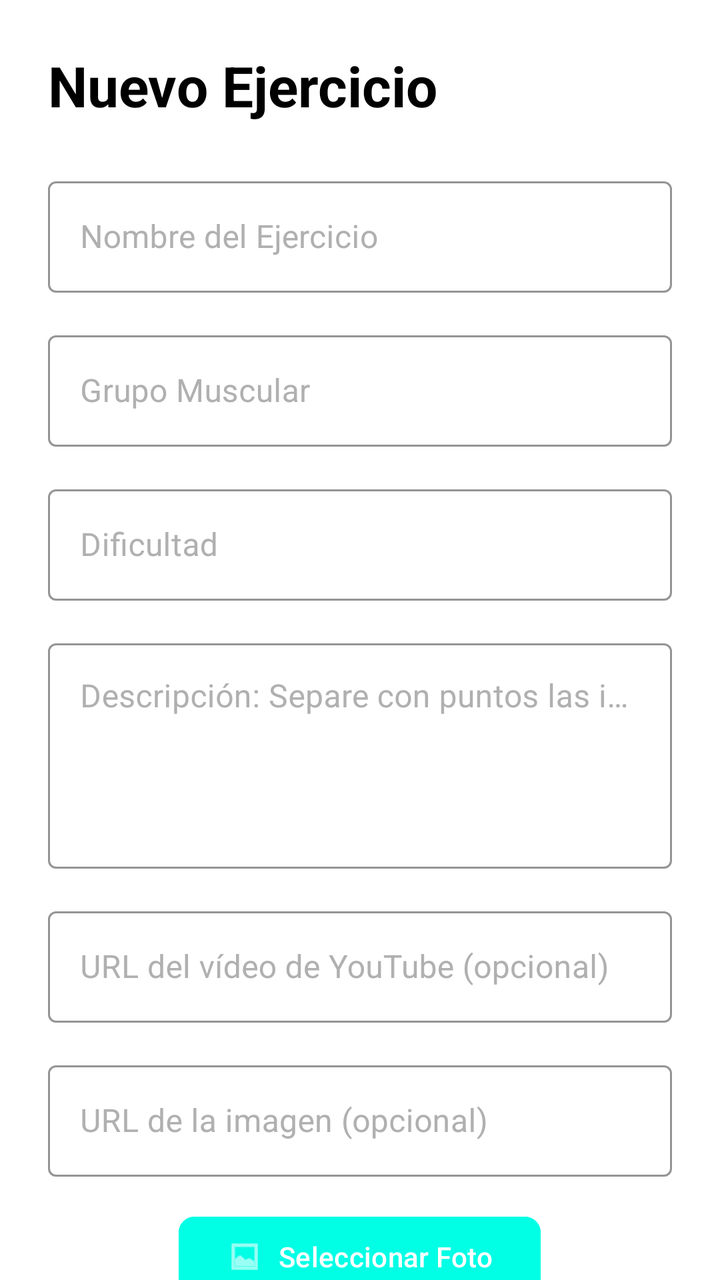
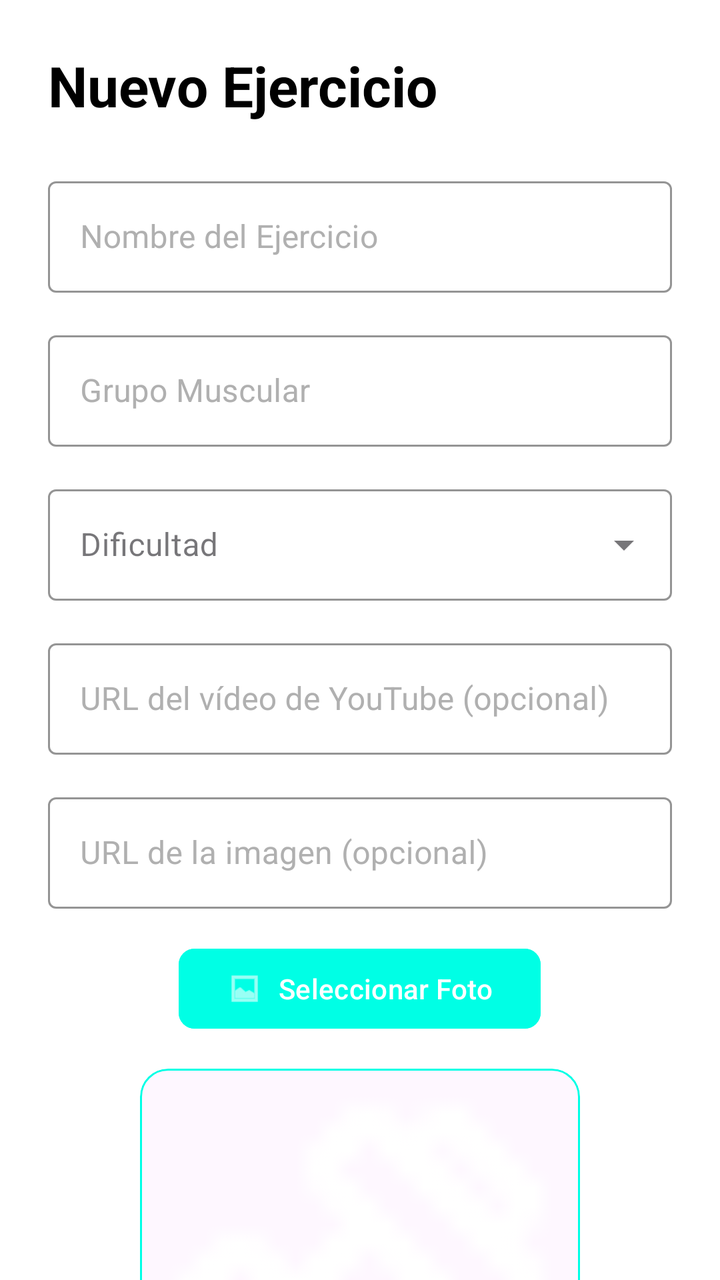

Before-and-after screenshots of an Android layout around one commit, followed by the original layout XML and the change that was made.
<!-- AndroidManifest.xml: application theme Theme.FitJourney -->
<!-- res/layout/fragment_form_exercise.xml -->
<?xml version="1.0" encoding="utf-8"?>
<androidx.core.widget.NestedScrollView xmlns:android="http://schemas.android.com/apk/res/android"
    xmlns:app="http://schemas.android.com/apk/res-auto"
    xmlns:tools="http://schemas.android.com/tools"
    android:layout_width="match_parent"
    android:layout_height="match_parent"
    android:background="@color/fondo"
    android:fillViewport="true">

    <androidx.constraintlayout.widget.ConstraintLayout
        android:layout_width="match_parent"
        android:layout_height="wrap_content"
        android:padding="24dp">

        <TextView
            android:id="@+id/tvFormTitle"
            android:layout_width="wrap_content"
            android:layout_height="wrap_content"
            android:text="@string/new_exercise"
            android:textColor="@color/text"
            android:textSize="28sp"
            android:textStyle="bold"
            app:layout_constraintStart_toStartOf="parent"
            app:layout_constraintTop_toTopOf="parent" />

        <com.google.android.material.textfield.TextInputLayout
            android:id="@+id/tilName"
            style="@style/Widget.MaterialComponents.TextInputLayout.OutlinedBox"
            android:layout_width="match_parent"
            android:layout_height="wrap_content"
            android:layout_marginTop="24dp"
            android:hint="@string/exercise_name"
            android:textColorHint="#B0B0B0"
            app:boxStrokeColor="@color/mainazul"
            app:hintTextColor="@color/mainazul"
            app:layout_constraintTop_toBottomOf="@id/tvFormTitle">

            <com.google.android.material.textfield.TextInputEditText
                android:id="@+id/etName"
                android:layout_width="match_parent"
                android:layout_height="wrap_content"
                android:inputType="textCapSentences"
                android:textColor="@color/text" />
        </com.google.android.material.textfield.TextInputLayout>

        <com.google.android.material.textfield.TextInputLayout
            android:id="@+id/tilMuscle"
            style="@style/Widget.MaterialComponents.TextInputLayout.OutlinedBox"
            android:layout_width="match_parent"
            android:layout_height="wrap_content"
            android:layout_marginTop="16dp"
            android:hint="@string/muscle_group"
            android:textColorHint="#B0B0B0"
            app:boxStrokeColor="@color/mainazul"
            app:hintTextColor="@color/mainazul"
            app:layout_constraintTop_toBottomOf="@id/tilName">

            <com.google.android.material.textfield.TextInputEditText
                android:id="@+id/etMuscle"
                android:layout_width="match_parent"
                android:layout_height="wrap_content"
                android:inputType="textCapWords"
                android:textColor="@color/text" />
        </com.google.android.material.textfield.TextInputLayout>

        <com.google.android.material.textfield.TextInputLayout
            android:id="@+id/tilDifficulty"
            style="@style/Widget.MaterialComponents.TextInputLayout.OutlinedBox"
            android:layout_width="match_parent"
            android:layout_height="wrap_content"
            android:layout_marginTop="16dp"
            android:hint="@string/difficulty"
            android:textColorHint="#B0B0B0"
            app:boxStrokeColor="@color/mainazul"
            app:hintTextColor="@color/mainazul"
            app:layout_constraintTop_toBottomOf="@id/tilMuscle">

            <com.google.android.material.textfield.TextInputEditText
                android:id="@+id/etDifficulty"
                android:layout_width="match_parent"
                android:layout_height="wrap_content"
                android:inputType="textCapWords"
                android:textColor="@color/text" />
        </com.google.android.material.textfield.TextInputLayout>

        <com.google.android.material.textfield.TextInputLayout
            android:id="@+id/tilDescription"
            style="@style/Widget.MaterialComponents.TextInputLayout.OutlinedBox"
            android:layout_width="match_parent"
            android:layout_height="wrap_content"
            android:layout_marginTop="16dp"
            android:hint="@string/description"
            android:textColorHint="#B0B0B0"
            app:boxStrokeColor="@color/mainazul"
            app:hintTextColor="@color/mainazul"
            app:layout_constraintTop_toBottomOf="@id/tilDifficulty">

            <com.google.android.material.textfield.TextInputEditText
                android:id="@+id/etDescription"
                android:layout_width="match_parent"
                android:layout_height="wrap_content"
                android:gravity="top"
                android:inputType="textMultiLine"
                android:minLines="4"
                android:textColor="@color/text" />
        </com.google.android.material.textfield.TextInputLayout>

        <com.google.android.material.textfield.TextInputLayout
            android:id="@+id/tilVideoUrl"
            style="@style/Widget.MaterialComponents.TextInputLayout.OutlinedBox"
            android:layout_width="match_parent"
            android:layout_height="wrap_content"
            android:layout_marginTop="16dp"
            android:hint="URL del vídeo de YouTube (opcional)"
            android:textColorHint="#B0B0B0"
            app:boxStrokeColor="@color/mainazul"
            app:hintTextColor="@color/mainazul"
            app:layout_constraintTop_toBottomOf="@id/tilDescription">

            <com.google.android.material.textfield.TextInputEditText
                android:id="@+id/etVideoUrl"
                android:layout_width="match_parent"
                android:layout_height="wrap_content"
                android:inputType="textUri"
                android:textColor="@color/text" />
        </com.google.android.material.textfield.TextInputLayout>

        <com.google.android.material.textfield.TextInputLayout
            android:id="@+id/tilImageUrl"
            style="@style/Widget.MaterialComponents.TextInputLayout.OutlinedBox"
            android:layout_width="match_parent"
            android:layout_height="wrap_content"
            android:layout_marginTop="16dp"
            android:hint="URL de la imagen (opcional)"
            android:textColorHint="#B0B0B0"
            app:boxStrokeColor="@color/mainazul"
            app:hintTextColor="@color/mainazul"
            app:layout_constraintTop_toBottomOf="@id/tilVideoUrl">

            <com.google.android.material.textfield.TextInputEditText
                android:id="@+id/etImageUrl"
                android:layout_width="match_parent"
                android:layout_height="wrap_content"
                android:inputType="textUri"
                android:textColor="@color/text" />
        </com.google.android.material.textfield.TextInputLayout>

        <LinearLayout
            android:id="@+id/layoutImage"
            android:layout_width="match_parent"
            android:layout_height="wrap_content"
            android:layout_marginTop="16dp"
            android:gravity="center"
            android:orientation="vertical"
            app:layout_constraintTop_toBottomOf="@id/tilImageUrl">

            <com.google.android.material.button.MaterialButton
                android:id="@+id/btnSelectImage"
                android:layout_width="wrap_content"
                android:layout_height="wrap_content"
                android:backgroundTint="@color/mainazul"
                android:text="@string/choose_photo"
                app:cornerRadius="8dp"
                app:icon="@android:drawable/ic_menu_gallery" />

            <com.google.android.material.card.MaterialCardView
                android:layout_width="220dp"
                android:layout_height="220dp"
                android:layout_marginTop="16dp"
                app:cardCornerRadius="14dp"
                app:cardElevation="0dp"
                app:strokeColor="@color/mainazul"
                app:strokeWidth="1dp">

                <ImageView
                    android:id="@+id/ivPreview"
                    android:layout_width="match_parent"
                    android:layout_height="match_parent"
                    android:background="?attr/colorSurface"
                    android:scaleType="centerCrop"
                    android:src="@drawable/ic_ejercicios" />
            </com.google.android.material.card.MaterialCardView>
        </LinearLayout>

        <com.google.android.material.button.MaterialButton
            android:id="@+id/btnSave"
            android:layout_width="match_parent"
            android:layout_height="60dp"
            android:layout_marginTop="32dp"
            android:layout_marginBottom="16dp"
            android:backgroundTint="@color/mainrosa"
            android:text="@string/save"
            android:textColor="@color/text"
            android:textSize="16sp"
            android:textStyle="bold"
            app:cornerRadius="12dp"
            app:layout_constraintBottom_toBottomOf="parent"
            app:layout_constraintTop_toBottomOf="@id/layoutImage"
            app:layout_constraintVertical_bias="1.0" />

    </androidx.constraintlayout.widget.ConstraintLayout>
</androidx.core.widget.NestedScrollView>
<!-- resources referenced by this layout -->
<resources>
  <color name="fondo">#FFFFFF</color>
  <color name="mainazul">#00FFE5</color>
  <color name="mainrosa">#FF00DD</color>
  <color name="text">#000000</color>
  <!-- drawable ic_ejercicios: png bitmap (drawable, 567 bytes) -->
  <string name="choose_photo">Seleccionar Foto</string>
  <string name="description">Descripción: Separe con puntos las instrucciones</string>
  <string name="difficulty">Dificultad</string>
  <string name="exercise_name">Nombre del Ejercicio</string>
  <string name="muscle_group">Grupo Muscular</string>
  <string name="new_exercise">Nuevo Ejercicio</string>
  <string name="save">Guardar</string>
  <style name="Theme.FitJourney" parent="Base.Theme.FitJourney">
  
          <item name="android:statusBarColor">@color/fondo</item>
  
          <item name="android:windowLightStatusBar">true</item>
  
      </style>
  <style name="Base.Theme.FitJourney" parent="Theme.Material3.DayNight.NoActionBar">
  
      </style>
</resources>

<!-- the commit's change to res/layout/fragment_form_exercise.xml (unified diff, before → after) -->
@@ -65,57 +65,34 @@
 
         <com.google.android.material.textfield.TextInputLayout
             android:id="@+id/tilDifficulty"
-            style="@style/Widget.MaterialComponents.TextInputLayout.OutlinedBox"
+            style="@style/Widget.MaterialComponents.TextInputLayout.OutlinedBox.ExposedDropdownMenu"
             android:layout_width="match_parent"
             android:layout_height="wrap_content"
             android:layout_marginTop="16dp"
             android:hint="@string/difficulty"
-            android:textColorHint="#B0B0B0"
             app:boxStrokeColor="@color/mainazul"
             app:hintTextColor="@color/mainazul"
             app:layout_constraintTop_toBottomOf="@id/tilMuscle">
 
-            <com.google.android.material.textfield.TextInputEditText
-                android:id="@+id/etDifficulty"
-                android:layout_width="match_parent"
-                android:layout_height="wrap_content"
-                android:inputType="textCapWords"
-                android:textColor="@color/text" />
-        </com.google.android.material.textfield.TextInputLayout>
-
-        <com.google.android.material.textfield.TextInputLayout
-            android:id="@+id/tilDescription"
-            style="@style/Widget.MaterialComponents.TextInputLayout.OutlinedBox"
-            android:layout_width="match_parent"
-            android:layout_height="wrap_content"
-            android:layout_marginTop="16dp"
-            android:hint="@string/description"
+            <AutoCompleteTextView
+                android:id="@+id/actvDifficulty"
+                android:layout_width="match_parent"
+                android:layout_height="wrap_content"
+                android:inputType="none"
+                android:textColor="@color/text" />
+        </com.google.android.material.textfield.TextInputLayout>
+
+        <com.google.android.material.textfield.TextInputLayout
+            android:id="@+id/tilVideoUrl"
+            style="@style/Widget.MaterialComponents.TextInputLayout.OutlinedBox"
+            android:layout_width="match_parent"
+            android:layout_height="wrap_content"
+            android:layout_marginTop="16dp"
+            android:hint="URL del vídeo de YouTube (opcional)"
             android:textColorHint="#B0B0B0"
             app:boxStrokeColor="@color/mainazul"
             app:hintTextColor="@color/mainazul"
             app:layout_constraintTop_toBottomOf="@id/tilDifficulty">
-
-            <com.google.android.material.textfield.TextInputEditText
-                android:id="@+id/etDescription"
-                android:layout_width="match_parent"
-                android:layout_height="wrap_content"
-                android:gravity="top"
-                android:inputType="textMultiLine"
-                android:minLines="4"
-                android:textColor="@color/text" />
-        </com.google.android.material.textfield.TextInputLayout>
-
-        <com.google.android.material.textfield.TextInputLayout
-            android:id="@+id/tilVideoUrl"
-            style="@style/Widget.MaterialComponents.TextInputLayout.OutlinedBox"
-            android:layout_width="match_parent"
-            android:layout_height="wrap_content"
-            android:layout_marginTop="16dp"
-            android:hint="URL del vídeo de YouTube (opcional)"
-            android:textColorHint="#B0B0B0"
-            app:boxStrokeColor="@color/mainazul"
-            app:hintTextColor="@color/mainazul"
-            app:layout_constraintTop_toBottomOf="@id/tilDescription">
 
             <com.google.android.material.textfield.TextInputEditText
                 android:id="@+id/etVideoUrl"
@@ -181,6 +158,28 @@
                     android:src="@drawable/ic_ejercicios" />
             </com.google.android.material.card.MaterialCardView>
         </LinearLayout>
+
+        <com.google.android.material.textfield.TextInputLayout
+            android:id="@+id/tilDescription"
+            style="@style/Widget.MaterialComponents.TextInputLayout.OutlinedBox"
+            android:layout_width="match_parent"
+            android:layout_height="wrap_content"
+            android:layout_marginTop="20dp"
+            android:hint="@string/description"
+            android:textColorHint="#B0B0B0"
+            app:boxStrokeColor="@color/mainazul"
+            app:hintTextColor="@color/mainazul"
+            app:layout_constraintTop_toBottomOf="@id/layoutImage">
+
+            <com.google.android.material.textfield.TextInputEditText
+                android:id="@+id/etDescription"
+                android:layout_width="match_parent"
+                android:layout_height="wrap_content"
+                android:gravity="top"
+                android:inputType="textMultiLine"
+                android:minLines="5"
+                android:textColor="@color/text" />
+        </com.google.android.material.textfield.TextInputLayout>
 
         <com.google.android.material.button.MaterialButton
             android:id="@+id/btnSave"
@@ -195,7 +194,7 @@
             android:textStyle="bold"
             app:cornerRadius="12dp"
             app:layout_constraintBottom_toBottomOf="parent"
-            app:layout_constraintTop_toBottomOf="@id/layoutImage"
+            app:layout_constraintTop_toBottomOf="@id/tilDescription"
             app:layout_constraintVertical_bias="1.0" />
 
     </androidx.constraintlayout.widget.ConstraintLayout>
